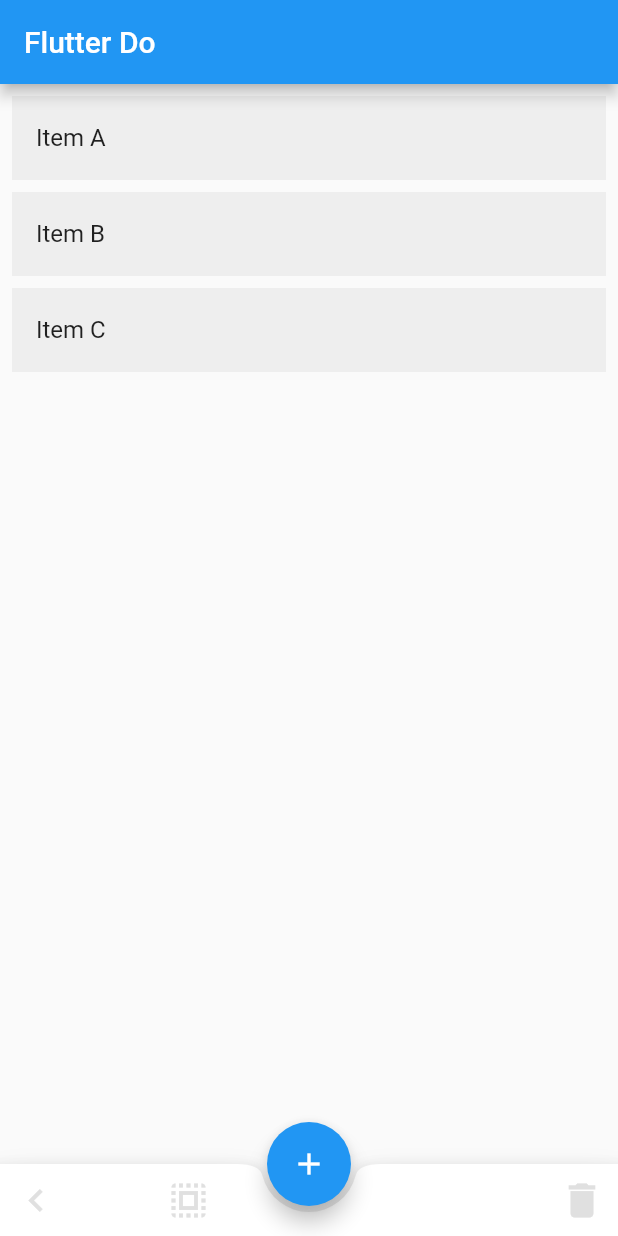
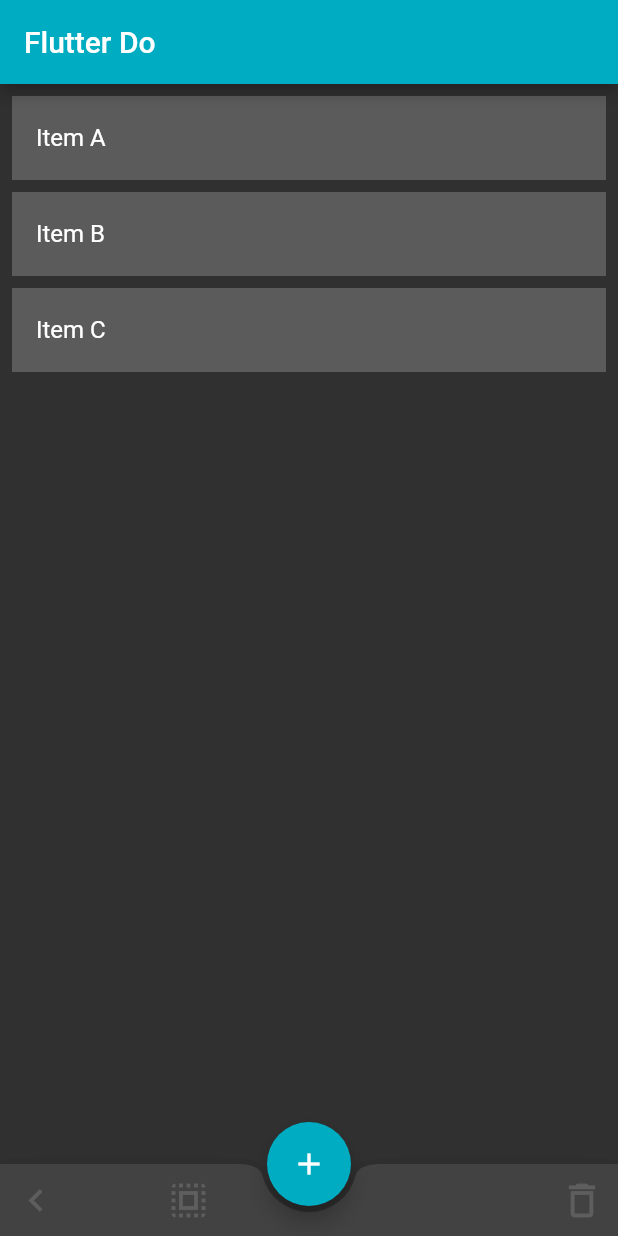
Before and after one commit to andre-vidal/vtask, a Flutter app: the screen it shows after launch, on a phone screen of 412 x 824 dp. Run offline on Flutter 3.47's test engine with Material 2 defaults, Android fonts, the phone set to English and light mode, and no system bars; missing offline and left inert: confirm_dialog, prompt_dialog.

Commit message:
add theme and remove unused file

```diff
--- a/lib/main.dart
+++ b/lib/main.dart
@@ -3,6 +3,7 @@
 // found in the LICENSE file.
 
 import 'package:flutter/material.dart';
+import 'package:flutter/services.dart';
 import 'package:flutter_do/todo-list.dart';
 import 'package:confirm_dialog/confirm_dialog.dart';
 
@@ -17,10 +18,27 @@ class MyApp extends StatelessWidget {
 
   @override
   Widget build(BuildContext context) {
-    return const MaterialApp(
-      title: _title,
-      home: MyStatefulWidget(),
-    );
+    return MaterialApp(
+        title: _title,
+        home: MyStatefulWidget(),
+        debugShowCheckedModeBanner: false,
+        theme: ThemeData(
+          // Define the default brightness and colors.
+          brightness: Brightness.dark,
+          primaryColor: Colors.cyan[600],
+          accentColor: Colors.cyan[600],
+
+          // Define the default font family.
+          fontFamily: 'Roboto',
+
+          // Define the default TextTheme. Use this to specify the default
+          // text styling for headlines, titles, bodies of text, and more.
+          textTheme: TextTheme(
+            headline1: TextStyle(fontSize: 72.0, fontWeight: FontWeight.bold),
+            headline6: TextStyle(fontSize: 25.0, fontWeight: FontWeight.w300),
+            bodyText2: TextStyle(fontSize: 14.0, fontFamily: 'Hind'),
+          ),
+        ));
   }
 }
 
@@ -42,11 +60,31 @@ class _MyStatefulWidgetState extends State<MyStatefulWidget> {
     });
   }
 
+  Future<bool> _onWillPop() {
+    bool result = false;
+    if (_isSelectMode) {
+      setState(() {
+        _isSelectMode = false;
+      });
+    } else {
+      result = true;
+    }
+    return Future.value(result);
+  }
+
   @override
   Widget build(BuildContext context) {
-    return Scaffold(
+    return WillPopScope(
+      onWillPop: _onWillPop,
+      child: Scaffold(
         appBar: AppBar(
           title: const Text('Flutter Do'),
+          backgroundColor: Theme.of(context).primaryColor,
+          backwardsCompatibility: false,
+          systemOverlayStyle: SystemUiOverlayStyle(
+              statusBarColor: Colors.black,
+              // statusBarColor: Theme.of(context).primaryColor,
+              statusBarIconBrightness: Brightness.light),
         ),
         bottomNavigationBar: BottomAppBar(
           shape: const CircularNotchedRectangle(),
@@ -54,9 +92,9 @@ class _MyStatefulWidgetState extends State<MyStatefulWidget> {
             children: <Widget>[
               IconButton(
                   iconSize: 30.0,
-                  color: Colors.blue[400],
-                  disabledColor: Colors.grey[300],
-                  tooltip: 'Select All',
+                  color: Theme.of(context).accentColor,
+                  disabledColor: Colors.grey.withOpacity(.3),
+                  tooltip: 'Cancel Select',
                   icon: const Icon(Icons.chevron_left),
                   onPressed: !_isSelectMode
                       ? null
@@ -66,10 +104,10 @@ class _MyStatefulWidgetState extends State<MyStatefulWidget> {
               Spacer(),
               IconButton(
                   iconSize: 30.0,
-                  color: Colors.blue[400],
-                  disabledColor: Colors.grey[300],
+                  color: Theme.of(context).accentColor,
+                  disabledColor: Colors.grey.withOpacity(.3),
                   tooltip: 'Select All',
-                  icon: const Icon(Icons.select_all),
+                  icon: const Icon(Icons.select_all_outlined),
                   onPressed: !_isSelectMode
                       ? null
                       : () {
@@ -81,10 +119,10 @@ class _MyStatefulWidgetState extends State<MyStatefulWidget> {
               Spacer(),
               IconButton(
                   iconSize: 30.0,
-                  color: Colors.red[400],
-                  disabledColor: Colors.grey[300],
+                  color: Colors.amber[900],
+                  disabledColor: Colors.grey.withOpacity(.3),
                   tooltip: 'Delete Item(s)',
-                  icon: const Icon(Icons.delete),
+                  icon: const Icon(Icons.delete_outline),
                   onPressed: !_isSelectMode
                       ? null
                       : () async {
@@ -115,6 +153,8 @@ class _MyStatefulWidgetState extends State<MyStatefulWidget> {
             controller: toDoListController,
             key: toDoListKey,
             isSelectMode: _isSelectMode,
-            onSelectModeChange: _handleIsSelectModeChange));
+            onSelectModeChange: _handleIsSelectModeChange),
+      ),
+    );
   }
 }
--- a/lib/todo-item.dart
+++ b/lib/todo-item.dart
@@ -33,8 +33,10 @@ class ToDoItem extends StatelessWidget {
               decoration: isCompleted
                   ? TextDecoration.lineThrough
                   : TextDecoration.none)),
-      tileColor: isCompleted ? Colors.green[200] : Colors.grey[200],
-      selectedTileColor: Colors.blue[100],
+      tileColor: isCompleted
+          ? Theme.of(context).primaryColor.withOpacity(.3)
+          : Colors.grey.withAlpha(100),
+      selectedTileColor: Colors.blue.withOpacity(.3),
       selected: isSelected,
       onTap: () => {toggleCompleted(listIndex)},
       onLongPress: () => {selectItem(listIndex)},
--- a/lib/todo-list.dart
+++ b/lib/todo-list.dart
@@ -82,12 +82,12 @@ class ToDoListState extends State<ToDoList> {
       } else {
         setState(() => {_completedEntries.add(index)});
       }
-      print(widget.isSelectMode);
     }
   }
 
   selectItem(int index) {
     if (!widget.isSelectMode) {
+      setState(() => _checkedEntries = []);
       setState(() => _checkedEntries.add(index));
       widget.onSelectModeChange(true);
     }
@@ -108,7 +108,6 @@ class ToDoListState extends State<ToDoList> {
       autoFocus: true,
       textCapitalization: TextCapitalization.words,
     );
-    print(response is String ? response : '');
     if (response is String) {
       setState(() => _items[_selectedIndex] = response);
     }
@@ -129,7 +128,6 @@ class ToDoListState extends State<ToDoList> {
       obscuringCharacter: '•',
       textCapitalization: TextCapitalization.words,
     );
-    print(response is String ? response : '');
     if (response is String) {
       setState(() => _items.add(response is String ? response : ''));
     }
@@ -179,7 +177,7 @@ class ToDoListState extends State<ToDoList> {
                   semanticLabel: 'List Icon',
                 ),
                 const Text(
-                  'No items',
+                  'Nothing to do',
                   style: TextStyle(color: Colors.grey),
                 )
               ],
```
Also changed, not shown: lib/temp.dart (deleted, +0 -195 lines).
